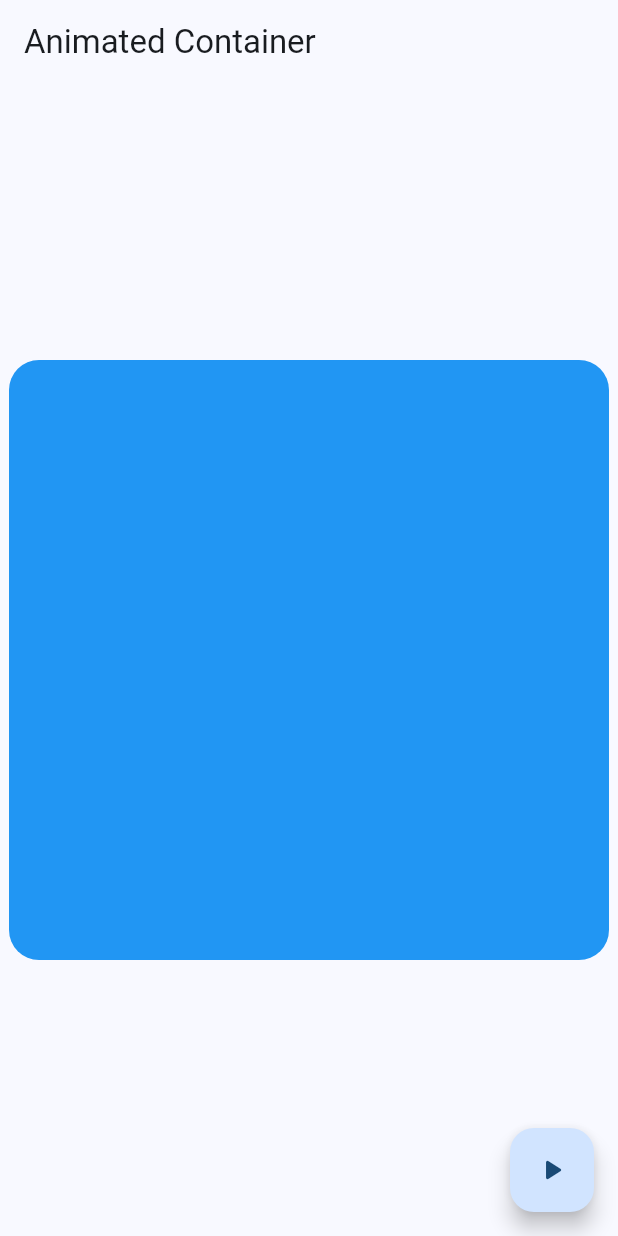
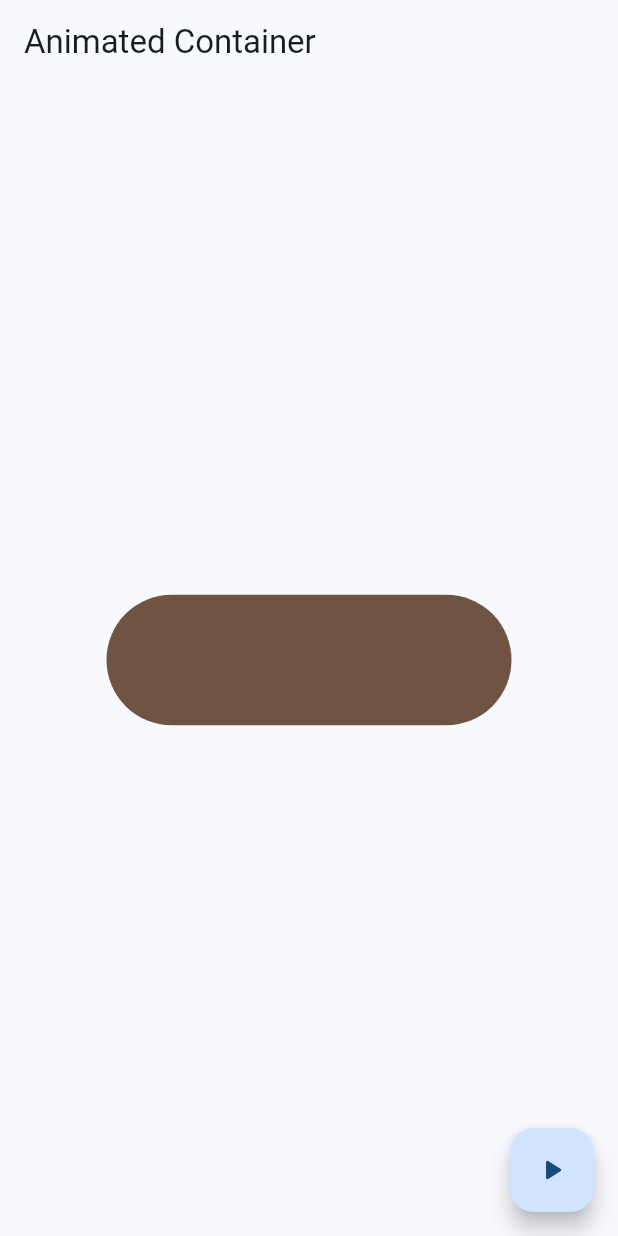
Before and after one commit to XamalionDev71/e301_moviles, a Flutter app: the AnimatedScreen screen opened by its route, after a tap on the "play arrow" icon, on a phone screen of 412 x 824 dp. Run offline on Flutter 3.47's test engine with Material 3 defaults, Android fonts, the phone set to English and light mode, and no system bars; our stand-ins replace go_router; missing offline and left inert: dart:ffi.

Commit message:
commit 5 8Abr2025

```diff
--- a/lib/presentation/screens/animated/animated_screen.dart
+++ b/lib/presentation/screens/animated/animated_screen.dart
@@ -1,4 +1,7 @@
+import 'dart:ffi';
+
 import 'package:flutter/material.dart';
+import 'dart:math' show Random;
 
 class AnimatedScreen extends StatefulWidget {
   static const String name = 'animated_screen';
@@ -14,6 +17,21 @@ class _AnimatedScreenState extends State<AnimatedScreen> {
   double height = 400;
   Color color = Colors.blue;
   double borderRadius = 20.0;
+
+  void changeShape() {
+    final random = Random();
+
+    width = random.nextInt(400) + 50;
+    height = random.nextInt(400) + 50;
+    borderRadius = random.nextDouble() * 100;
+    color = Color.fromRGBO(
+      random.nextInt(255),
+      random.nextInt(255),
+      random.nextInt(255),
+      1);
+
+    setState(() {});
+  }
 
   @override
   Widget build(BuildContext context) {
@@ -32,7 +50,7 @@ class _AnimatedScreenState extends State<AnimatedScreen> {
         ),
       ),
       floatingActionButton: FloatingActionButton(
-        onPressed: () {},
+        onPressed: changeShape,
         child: Icon(Icons.play_arrow_rounded),
       ),
     );
```
